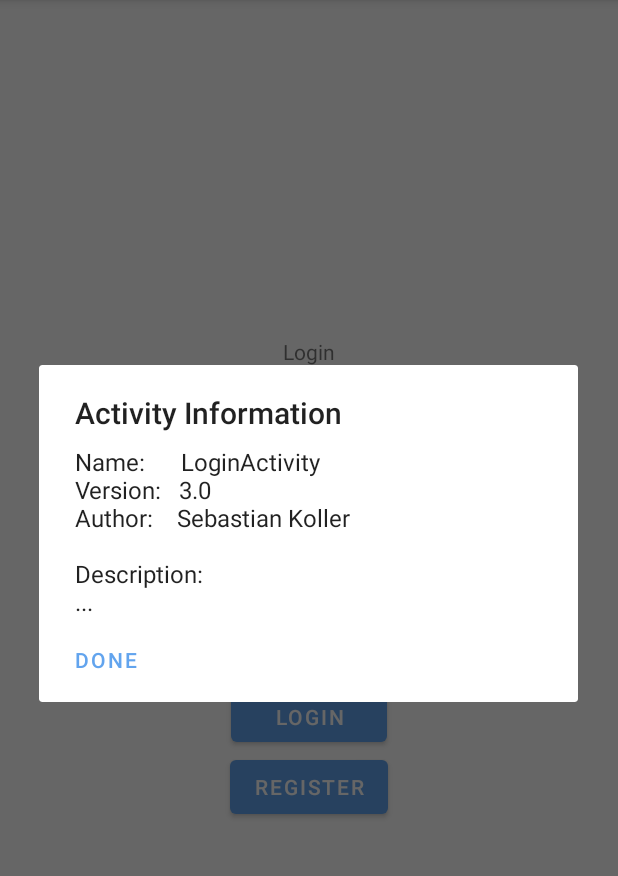
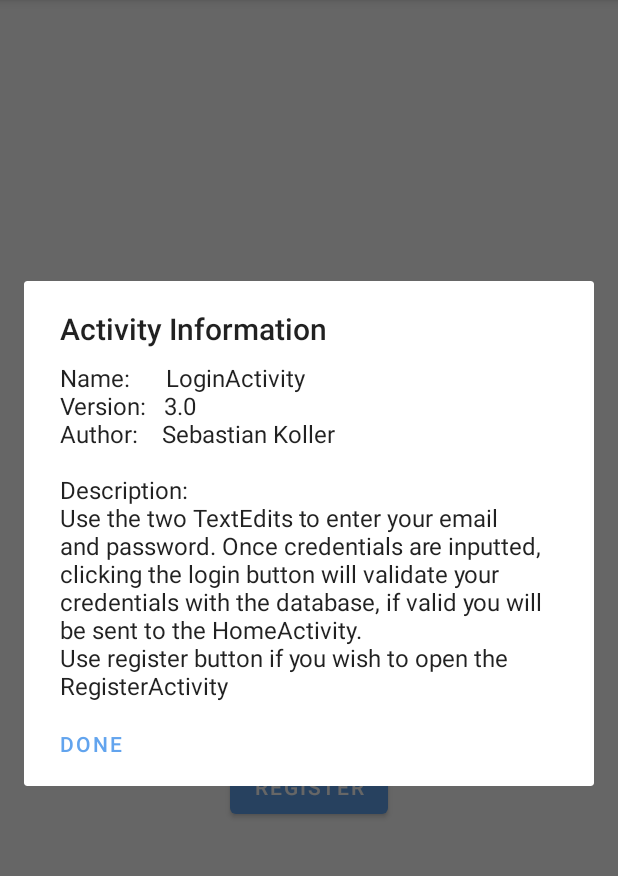
Before and after one commit to ermoter/HealthHawk, an Android app: the screen it shows after launch (LoginActivity), in the options menu, after a tap on "Help", on a phone screen of 412 x 824 dp, the part 84-960 px from its top. Run offline under Robolectric (Android 15) with nearby library versions, the phone set to English and light mode, and no system bars.

```diff
--- a/app/build.gradle
+++ b/app/build.gradle
@@ -39,6 +39,7 @@ dependencies {
     implementation 'androidx.legacy:legacy-support-v4:1.0.0'
     implementation 'androidx.navigation:navigation-fragment:2.3.5'
     implementation 'androidx.navigation:navigation-ui:2.3.5'
+    implementation 'androidx.navigation:navigation-runtime:2.3.5'
     testImplementation 'junit:junit:4.+'
     androidTestImplementation 'androidx.test.ext:junit:1.1.3'
     androidTestImplementation 'androidx.test.espresso:espresso-core:3.4.0'
--- a/app/src/main/java/com/example/healthhawk/LoginActivity.java
+++ b/app/src/main/java/com/example/healthhawk/LoginActivity.java
@@ -50,9 +50,9 @@ public class LoginActivity extends AppCompatActivity
 
     protected void onResume() {
         super.onResume();
-
+        passwordEditText.setText("");
         // Reopen database (untested)
-        //try { database.open(); } catch (SQLException throwables) { throwables.printStackTrace(); }
+        try { database.open(); } catch (SQLException throwables) { throwables.printStackTrace(); }
 
         // Updates the emailTextEdit if the user just registered
         prefs = getSharedPreferences("SharedPrefs_Login", Context.MODE_PRIVATE);
@@ -62,10 +62,13 @@ public class LoginActivity extends AppCompatActivity
 
     protected void onPause() {
         super.onPause();
+        database.close();
+    }
 
-        // Close database (untested)
-        // database.close();
-
+    @Override
+    protected void onDestroy() {
+        super.onDestroy();
+        database.close();
     }
 
     public boolean onCreateOptionsMenu(Menu menu) {
@@ -84,7 +87,9 @@ public class LoginActivity extends AppCompatActivity
                         "Version:   3.0\n" +
                         "Author:    Sebastian Koller\n\n" +
                         "Description:\n" +
-                        "...");
+                        "Use the two TextEdits to enter your email and password. Once credentials are inputted, " +
+                                "clicking the login button will validate your credentials with the database, if valid you will be sent to the HomeActivity.\n" +
+                        "Use register button if you wish to open the RegisterActivity");
                 builder.setTitle("Activity Information");
                 builder.setNeutralButton("Done", null);
                 builder.show();
--- a/app/src/main/java/com/example/healthhawk/RegisterActivity.java
+++ b/app/src/main/java/com/example/healthhawk/RegisterActivity.java
@@ -34,7 +34,7 @@ public class RegisterActivity extends AppCompatActivity
     EditText emailEditText;
     EditText passwordEditText;
     EditText rePasswordEditText;
-    Toolbar toolbar;
+
     AppDatabase database;
     SharedPreferences prefs;
     SharedPreferences.Editor spEditor;
@@ -49,6 +49,24 @@ public class RegisterActivity extends AppCompatActivity
         setListeners();
     }
 
+    @Override
+    protected void onResume() {
+        super.onResume();
+        try { database.open(); } catch (SQLException throwables) { throwables.printStackTrace(); }
+    }
+
+    @Override
+    protected void onPause() {
+        super.onPause();
+        database.close();
+    }
+
+    @Override
+    protected void onDestroy() {
+        super.onDestroy();
+        database.close();
+    }
+
     /* ------------ Setup ------------ */
     protected void assignElements()
     {
@@ -58,8 +76,6 @@ public class RegisterActivity extends AppCompatActivity
         emailEditText       = (EditText) this.findViewById(R.id.editTextTextEmailAddress);
         passwordEditText    = (EditText) this.findViewById(R.id.editTextTextPassword);
         rePasswordEditText  = (EditText) this.findViewById(R.id.editTextTextRePassword);
-        toolbar             = (Toolbar) this.findViewById(R.id.toolbar);
-        setSupportActionBar(toolbar);
 
         // Create and open database
         database = new AppDatabase(this);
@@ -97,7 +113,8 @@ public class RegisterActivity extends AppCompatActivity
                         "Version:   3.0\n" +
                         "Author:    Sebastian Koller\n\n" +
                         "Description:\n" +
-                        "...");
+                        "Enter credentials into the EditTexts. Click register to add yourself to the AppDatabase." +
+                                "You will be denied if the email account already exists or you've inputted too short of a password");
                 builder.setTitle("Activity Information");
                 builder.setNeutralButton("Done", null);
                 builder.show();
```
Also changed, not shown: app/src/main/java/com/example/healthhawk/AppDatabase.java (+11 -1 lines), app/src/main/java/com/example/healthhawk/HomeActivity.java (+48 -3 lines), app/src/main/res/menu/home_help_menu.xml (added, +17 -0 lines).
